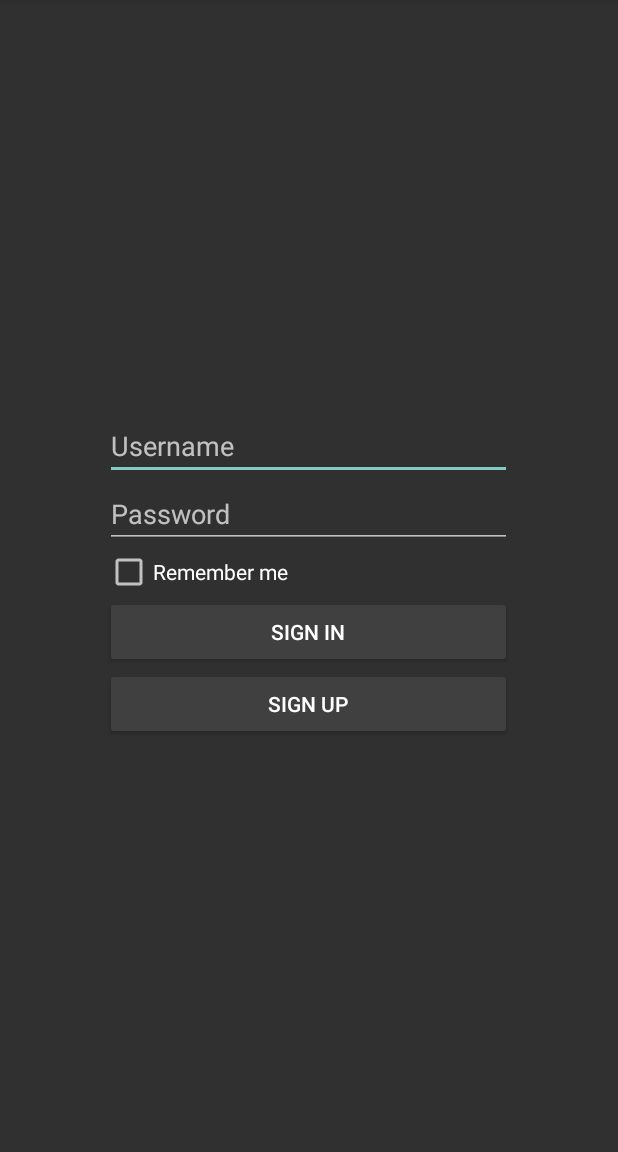
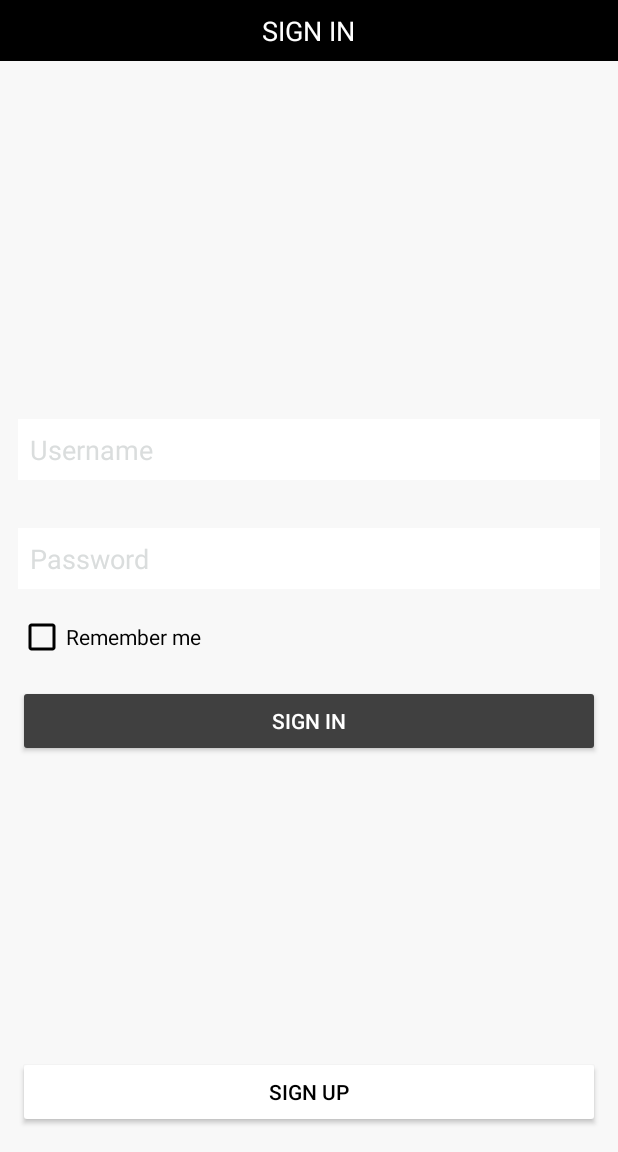
Before and after one commit to moevm/adfmp1h23-scooter, an Android app: the screen it shows after launch (MainActivity), on a phone screen of 412 x 824 dp, the part 84-1236 px from its top. Run offline under Robolectric (Android 15) with nearby library versions, the phone set to English and light mode, and no system bars.

Commit message:
redesign sign in activity

```diff
--- a/app/src/main/res/layout/activity_main.xml
+++ b/app/src/main/res/layout/activity_main.xml
@@ -1,11 +1,36 @@
 <?xml version="1.0" encoding="utf-8"?>
-<FrameLayout xmlns:android="http://schemas.android.com/apk/res/android"
+<RelativeLayout xmlns:android="http://schemas.android.com/apk/res/android"
     android:layout_width="match_parent"
-    android:layout_height="match_parent">
+    android:layout_height="match_parent"
+    android:background="#F8F8F8">
+
+    <!-- Your existing layout code here -->
+
+    <FrameLayout
+        android:layout_width="match_parent"
+        android:layout_height="match_parent"
+        android:background="#F8F8F8">
 
         <LinearLayout
-        android:layout_width="271dp"
+            android:layout_width="match_parent"
             android:layout_height="wrap_content"
+            android:background="@android:color/black"
+            android:gravity="center_vertical|center_horizontal"
+            android:orientation="horizontal"
+            android:padding="8dp">
+
+            <TextView
+                android:layout_width="wrap_content"
+                android:layout_height="wrap_content"
+                android:text="SIGN IN"
+                android:textColor="@android:color/white"
+                android:textSize="18sp" />
+
+        </LinearLayout>
+
+        <LinearLayout
+            android:layout_width="388dp"
+            android:layout_height="241dp"
             android:layout_gravity="center"
             android:gravity="center"
             android:orientation="vertical">
@@ -14,20 +39,43 @@
                 android:id="@+id/username_edittext"
                 android:layout_width="match_parent"
                 android:layout_height="wrap_content"
-            android:hint="Username" />
+                android:layout_marginBottom="16dp"
+                android:hint="Username"
+                android:layout_marginTop="16dp"
+                android:background="@color/white"
+                android:padding="8dp"
+                android:textColor="@color/black"
+                android:textColorHighlight="@color/input_text_color"
+                android:textColorHint="@color/input_text_color"
+                android:textColorLink="@color/input_text_color"
+                android:textCursorDrawable="@color/input_text_color"
+                />
 
             <EditText
                 android:id="@+id/password_edittext"
                 android:layout_width="match_parent"
                 android:layout_height="wrap_content"
+                android:layout_marginBottom="16dp"
                 android:hint="Password"
+                android:layout_marginTop="16dp"
+                android:background="@color/white"
+                android:padding="8dp"
+                android:textColor="@color/black"
+                android:textColorHighlight="@color/input_text_color"
+                android:textColorHint="@color/input_text_color"
+                android:textColorLink="@color/input_text_color"
+                android:textCursorDrawable="@color/input_text_color"
                 android:inputType="textPassword" />
 
             <CheckBox
                 android:id="@+id/remember_checkbox"
-            android:layout_width="271dp"
+                android:layout_width="388dp"
                 android:layout_height="wrap_content"
-            android:text="Remember me" />
+                android:layout_marginBottom="16dp"
+                android:buttonTint="@android:color/black"
+                android:text="Remember me"
+                android:textColor="@color/black"
+                android:textColorHint="@color/black" />
 
             <LinearLayout
                 android:layout_width="match_parent"
@@ -42,16 +90,24 @@
                     android:text="Sign In"
                     android:textColor="@color/white" />
 
-            <Button
-                android:id="@+id/signup_button"
-                android:layout_width="match_parent"
-                android:layout_height="wrap_content"
-                android:backgroundTint="#404040"
-                android:text="Sign Up"
-                android:textColor="@color/white" />
 
             </LinearLayout>
 
         </LinearLayout>
 
     </FrameLayout>
+
+    <Button
+        android:id="@+id/signup_button"
+        android:layout_width="388dp"
+        android:layout_height="wrap_content"
+        android:layout_alignParentBottom="true"
+        android:layout_centerInParent="true"
+        android:backgroundTint="#FFFFFF"
+        android:textColorHint="@color/black"
+        android:textColor="@color/black"
+        android:text="Sign Up"
+        android:layout_marginBottom="16dp"
+        />
+
+</RelativeLayout>
```
Lines whose indentation alone changed are shown as unchanged.
